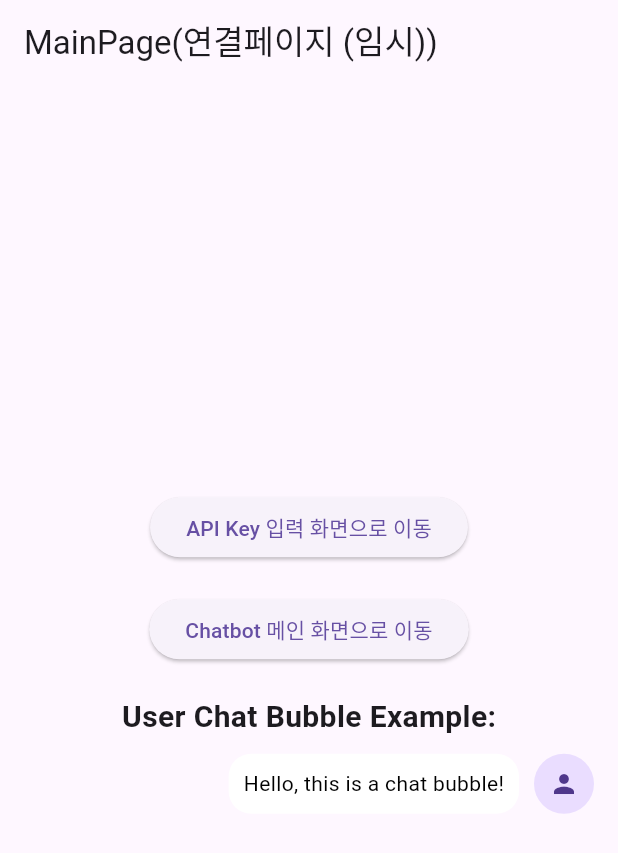
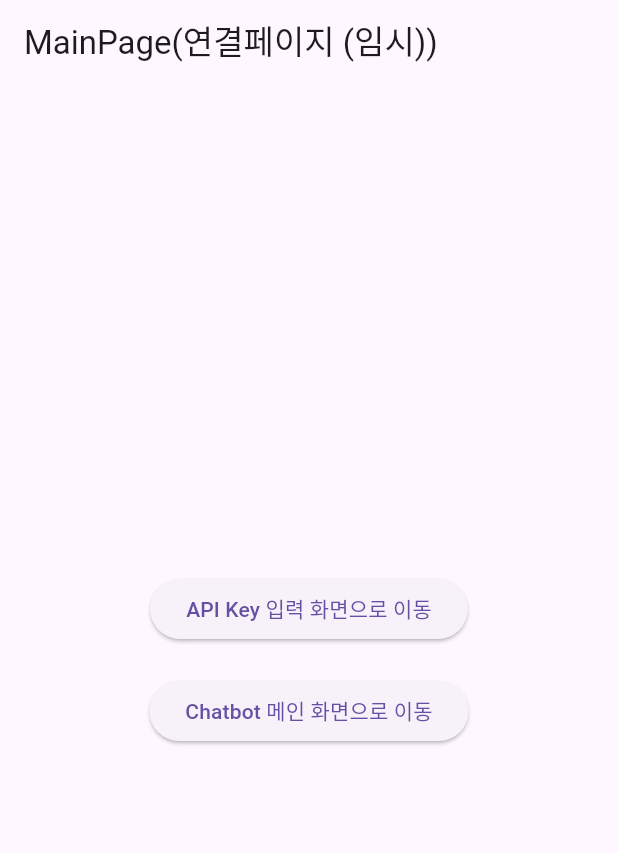
Before and after one commit to jimin0/Langchain-Sql-Chatbot-Web, a Flutter app: the screen it shows after launch, on a phone screen of 412 x 824 dp. Shown: the top 853 px of the screen. Run offline on Flutter 3.47's test engine with Material 3 defaults, Android fonts, the light colour scheme and no system bars.

```diff
--- a/lib/pages/main_page.dart
+++ b/lib/pages/main_page.dart
@@ -1,7 +1,4 @@
 import 'package:flutter/material.dart';
-
-import '../components/chat_UserChatBubble.dart';
-
 // 연결 페이지 (임시)
 // API KEY 입력화면, Chatbot 메인화면으로 이동
 
@@ -29,15 +26,6 @@ class MainPage extends StatelessWidget {
               },
               child: Text('Chatbot 메인 화면으로 이동'),
             ),
-            SizedBox(height: 20),
-            Text(
-              'User Chat Bubble Example:',
-              style: TextStyle(fontSize: 20, fontWeight: FontWeight.bold),
-            ),
-            UserChatBubble(
-              message: "Hello, this is a chat bubble!",
-              userName: "User",
-            ),
           ],
         ),
       ),
```
Also changed, not shown: lib/pages/chat_screen.dart (+34 -6 lines).
